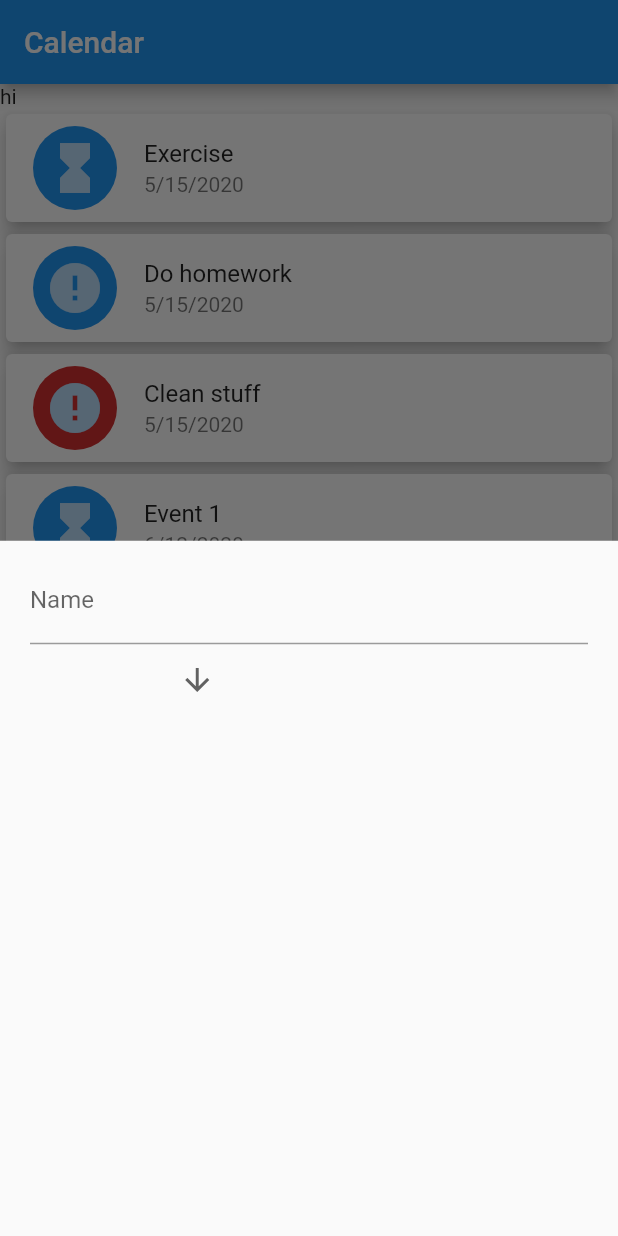
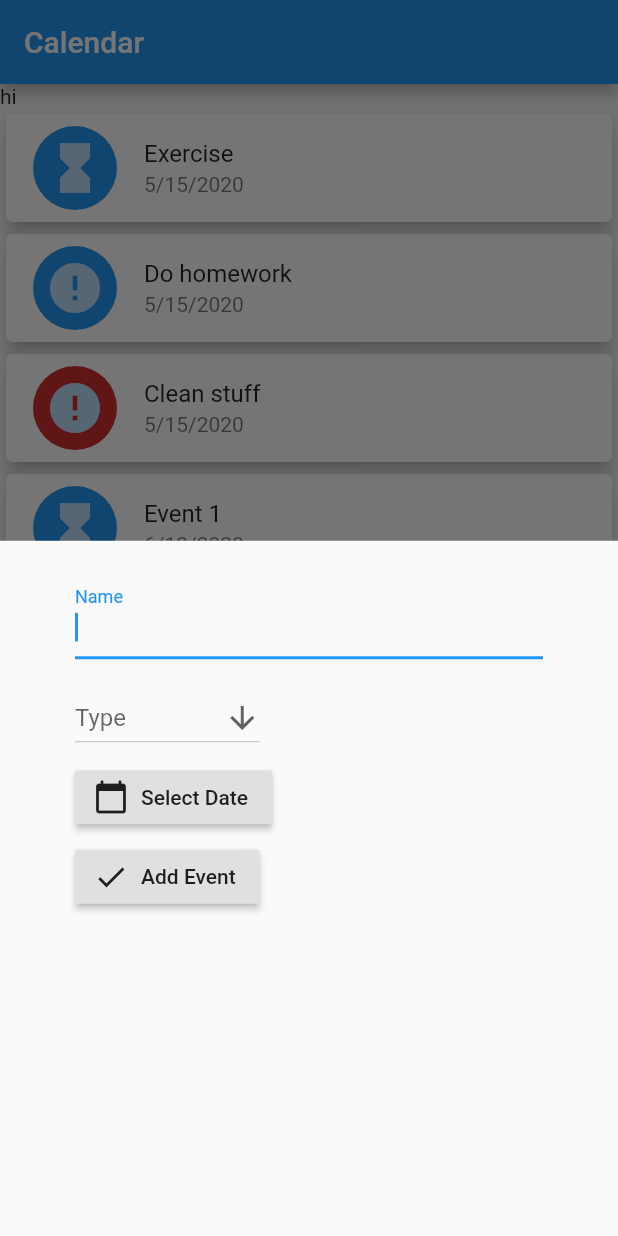
Before and after one commit to giuliano-macedo/flutter_udemy, a Flutter app: the screen it shows after launch, after a tap on the "add" icon, on a phone screen of 412 x 824 dp. Run offline on Flutter 3.47's test engine with Material 2 defaults, Android fonts, the phone set to English and light mode, and no system bars.

Commit message:
calendarEventData and selecta date and submit btn

```diff
--- /dev/null
+++ b/calendar/lib/widgets/calendar_type_data.dart
@@ -0,0 +1,26 @@
+import "package:flutter/material.dart";
+import "../models/calendar_event.dart";
+class CalendarTypeData{
+	IconData iconData;
+	Color color;
+	String text;
+	CalendarTypeData(BuildContext context,CalendarType type){
+		switch (type){
+			case CalendarType.notImportant:
+				text="Not important";
+				iconData=Icons.hourglass_full;
+				color=Theme.of(context).colorScheme.primary;
+				break;
+			case CalendarType.important:
+				text="Important";
+				iconData=Icons.error;
+				color=Theme.of(context).colorScheme.secondary;
+				break;
+			case CalendarType.emergencial:
+				text="Emergencial";
+				iconData=Icons.error;
+				color=Theme.of(context).colorScheme.error;
+				break;
+		}
+	}
+}
--- a/calendar/lib/widgets/event_form.dart
+++ b/calendar/lib/widgets/event_form.dart
@@ -1,4 +1,6 @@
+import 'package:calendar/widgets/calendar_type_data.dart';
 import "package:flutter/material.dart";
+import 'package:flutter/services.dart';
 import "../models/calendar_event.dart";
 
 class EventForm extends StatefulWidget {
@@ -11,59 +13,70 @@ class EventForm extends StatefulWidget {
 class _EventFormState extends State<EventForm> {
 	Function onAdd;
 	final _nameController = TextEditingController();
-	String typeSelected;
-	// DateTime _dateSelected;
+	String _typeSelected;
+	DateTime _dateSelected;
 
 	_EventFormState(this.onAdd);
 
-	void submitData(){
+	void submit(){
 		print(_nameController.text);
+		print(int.parse(_typeSelected));
+		print(_dateSelected);
+
+		// onAdd();
 	}
 
+	final nameFocus=new FocusNode();
+	final dropdownFocus=new FocusNode();
 	@override
 	Widget build(BuildContext context) {
-		final nameFocus=new FocusNode();
-		final dropdownFocus=new FocusNode();
-		return  Padding(padding: EdgeInsets.symmetric(horizontal: 20,vertical:10),child:
-			Column(children: <Widget>[
+		return  Padding(
+			padding:EdgeInsets.symmetric(horizontal: 50,vertical:20),
+			child:Column(children: <Widget>[
 				TextField(
 					decoration: InputDecoration(labelText: 'Name'),
 					controller:_nameController,
+					autofocus: true,
 					textInputAction: TextInputAction.next,
 					focusNode: nameFocus,
 					onSubmitted: (_){
 						nameFocus.unfocus();
+						// focus on dropdownButton not working
+						// dropdownFocus.requestFocus();
 						FocusScope.of(context).requestFocus(dropdownFocus);
 					}
 				),
+				SizedBox(height: 15),
 				DropdownButton<String>(
-					value: typeSelected,
+					value: _typeSelected,
+					hint: Text("Type"),
 					focusNode:dropdownFocus,
+					focusColor: Colors.blue,
 					icon: Icon(Icons.arrow_downward),
-					iconSize: 24,
-					elevation: 16,
-					underline: Container(
-						height: 2,
-					),
-					onChanged: (String newValue) {
-						setState(() {
-							typeSelected = newValue;
-						});
-					},
+					onChanged: (String newValue) => setState(()=>_typeSelected = newValue),
 					items: CalendarType.values
-						.map<DropdownMenuItem<String>>((CalendarType value) {
+						.map<DropdownMenuItem<String>>((CalendarType type) {
+							CalendarTypeData data=new CalendarTypeData(context, type);
 							return DropdownMenuItem<String>(
-								value: value.index.toString(),
-								child: Text({
-											CalendarType.notImportant:"Not important",
-											CalendarType.important:"Important",
-											CalendarType.emergencial:"Emergencial"
-										}
-										[value]
-										)
+								value: type.index.toString(),
+								child: Text(data.text)
 							);
 						})
 						.toList(),
+					),
+					SizedBox(height: 5),
+					RaisedButton.icon(
+						icon:Icon(Icons.calendar_today),
+						label: Text("Select Date"),
+						onPressed: (){
+
+						},
+					),
+					SizedBox(height: 5),
+					RaisedButton.icon(
+						icon:Icon(Icons.check),
+						label:Text("Add Event"),
+						onPressed:submit
 					)
 				],
 				crossAxisAlignment: CrossAxisAlignment.start,
--- a/calendar/lib/widgets/events_list.dart
+++ b/calendar/lib/widgets/events_list.dart
@@ -1,4 +1,5 @@
 import 'package:calendar/models/calendar_event.dart';
+import 'calendar_type_data.dart';
 import 'package:flutter/material.dart';
 
 class EventsList extends StatelessWidget {
@@ -9,33 +10,18 @@ class EventsList extends StatelessWidget {
 	@override
 	Widget build(BuildContext context) {
 		Function getEventCard=(CalendarEvent event){
-			IconData icon;
-			Color color;
-			switch (event.type) {
-				case CalendarType.notImportant:
-					icon=Icons.hourglass_full;
-					color=Theme.of(context).colorScheme.primary;
-					break;
-				case CalendarType.important:
-					icon=Icons.error;
-					color=Theme.of(context).colorScheme.secondary;
-					break;
-				case CalendarType.emergencial:
-					icon=Icons.error;
-					color=Theme.of(context).colorScheme.error;
-					break;
-			}
+			CalendarTypeData data=new CalendarTypeData(context, event.type);
 			return Container(
 				child:Card(
 					child: ListTile(
 						leading:CircleAvatar(
-							backgroundColor: color,
+							backgroundColor: data.color,
 							radius: 30,
 							child: Padding(
 								padding: EdgeInsets.all(6),
 								child: FittedBox(
 									child: Icon(
-										icon,
+										data.iconData,
 										size:40
 									),
 								),
@@ -50,7 +36,7 @@ class EventsList extends StatelessWidget {
 		};
 
 		return Container(
-				height: 300,
+				height: 450,
 				child:ListView.builder(
 				itemBuilder: (ctx,index)=>getEventCard(events[index]),
 				itemCount:events.length,
```
